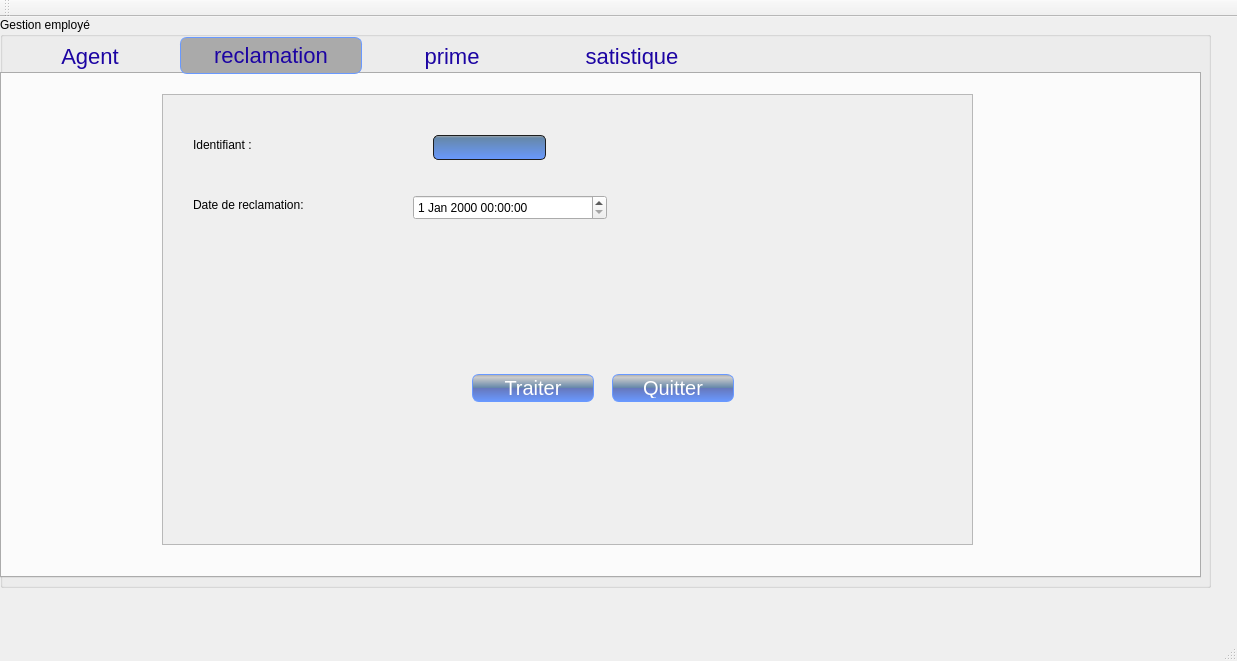
Before: the Qt Designer form mainwindow.ui in sirineghribi/SMART_RECRUITING_2A17, drawn with Qt 5.
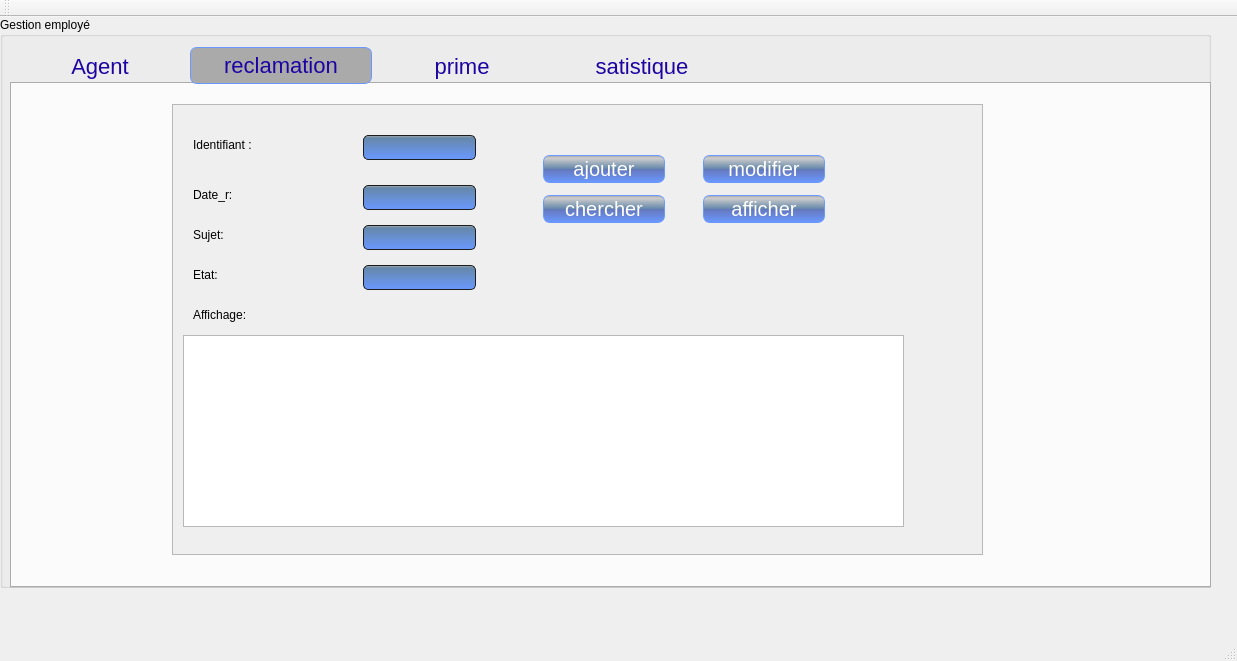
After: the same form once the commit is applied. The open tabs and pages were chosen to show the change.

The edit to the form file:
```diff
--- a/mainwindow.ui
+++ b/mainwindow.ui
@@ -85,8 +85,8 @@
     <widget class="QTabWidget" name="tabWidget">
      <property name="geometry">
       <rect>
-       <x>0</x>
-       <y>20</y>
+       <x>10</x>
+       <y>30</y>
        <width>1201</width>
        <height>541</height>
       </rect>
@@ -547,8 +547,8 @@
         <widget class="QLabel" name="label_9">
          <property name="geometry">
           <rect>
-           <x>20</x>
-           <y>10</y>
+           <x>10</x>
+           <y>290</y>
            <width>131</width>
            <height>20</height>
           </rect>
@@ -569,11 +569,11 @@
           <string>Trier employé:</string>
          </property>
         </widget>
-        <widget class="QRadioButton" name="radioButton_3">
+        <widget class="QRadioButton" name="radioButton_id">
          <property name="geometry">
           <rect>
-           <x>20</x>
-           <y>40</y>
+           <x>150</x>
+           <y>290</y>
            <width>151</width>
            <height>24</height>
           </rect>
@@ -591,33 +591,11 @@
           <string>Par identifiant</string>
          </property>
         </widget>
-        <widget class="QRadioButton" name="radioButton_4">
-         <property name="geometry">
-          <rect>
-           <x>310</x>
-           <y>40</y>
-           <width>120</width>
-           <height>24</height>
-          </rect>
-         </property>
-         <property name="font">
-          <font>
-           <weight>75</weight>
-           <bold>true</bold>
-          </font>
-         </property>
-         <property name="styleSheet">
-          <string notr="true">color: rgb(102, 133, 199);</string>
-         </property>
-         <property name="text">
-          <string>Par nom</string>
-         </property>
-        </widget>
         <widget class="QLabel" name="label_10">
          <property name="geometry">
           <rect>
-           <x>20</x>
-           <y>80</y>
+           <x>10</x>
+           <y>20</y>
            <width>111</width>
            <height>20</height>
           </rect>
@@ -642,7 +620,7 @@
          <property name="geometry">
           <rect>
            <x>10</x>
-           <y>110</y>
+           <y>50</y>
            <width>591</width>
            <height>192</height>
           </rect>
@@ -652,7 +630,7 @@
          <property name="geometry">
           <rect>
            <x>330</x>
-           <y>310</y>
+           <y>250</y>
            <width>122</width>
            <height>28</height>
           </rect>
@@ -661,11 +639,11 @@
           <string>Supprimer</string>
          </property>
         </widget>
-        <widget class="QPushButton" name="pushButton_7">
+        <widget class="QPushButton" name="pb_rechercher">
          <property name="geometry">
           <rect>
            <x>10</x>
-           <y>400</y>
+           <y>320</y>
            <width>122</width>
            <height>28</height>
           </rect>
@@ -678,7 +656,20 @@
          <property name="geometry">
           <rect>
            <x>470</x>
-           <y>310</y>
+           <y>250</y>
+           <width>113</width>
+           <height>25</height>
+          </rect>
+         </property>
+         <property name="readOnly">
+          <bool>true</bool>
+         </property>
+        </widget>
+        <widget class="QLineEdit" name="l_rechercher">
+         <property name="geometry">
+          <rect>
+           <x>150</x>
+           <y>320</y>
            <width>113</width>
            <height>25</height>
           </rect>
@@ -691,32 +682,6 @@
       <attribute name="title">
        <string>reclamation</string>
       </attribute>
-      <widget class="QPushButton" name="pushButton_8">
-       <property name="geometry">
-        <rect>
-         <x>470</x>
-         <y>300</y>
-         <width>122</width>
-         <height>28</height>
-        </rect>
-       </property>
-       <property name="text">
-        <string>Traiter</string>
-       </property>
-      </widget>
-      <widget class="QPushButton" name="pushButton_9">
-       <property name="geometry">
-        <rect>
-         <x>610</x>
-         <y>300</y>
-         <width>122</width>
-         <height>28</height>
-        </rect>
-       </property>
-       <property name="text">
-        <string>Quitter</string>
-       </property>
-      </widget>
       <widget class="QScrollArea" name="scrollArea_3">
        <property name="geometry">
         <rect>
@@ -738,11 +703,11 @@
           <height>449</height>
          </rect>
         </property>
-        <widget class="QLineEdit" name="lineEdit_7">
+        <widget class="QLineEdit" name="l_id_rec">
          <property name="geometry">
           <rect>
-           <x>270</x>
-           <y>40</y>
+           <x>190</x>
+           <y>30</y>
            <width>113</width>
            <height>25</height>
           </rect>
@@ -751,8 +716,8 @@
         <widget class="QLabel" name="label_12">
          <property name="geometry">
           <rect>
-           <x>30</x>
-           <y>40</y>
+           <x>20</x>
+           <y>30</y>
            <width>161</width>
            <height>20</height>
           </rect>
@@ -761,34 +726,152 @@
           <string>Identifiant :</string>
          </property>
         </widget>
-        <widget class="QDateTimeEdit" name="dateTimeEdit">
-         <property name="geometry">
-          <rect>
-           <x>250</x>
-           <y>100</y>
-           <width>194</width>
-           <height>25</height>
-          </rect>
-         </property>
-        </widget>
         <widget class="QLabel" name="label_14">
          <property name="geometry">
           <rect>
-           <x>30</x>
-           <y>100</y>
+           <x>20</x>
+           <y>80</y>
            <width>171</width>
            <height>20</height>
           </rect>
          </property>
          <property name="text">
-          <string>Date de reclamation:</string>
+          <string>Date_r:</string>
+         </property>
+        </widget>
+        <widget class="QLineEdit" name="ldater">
+         <property name="geometry">
+          <rect>
+           <x>190</x>
+           <y>80</y>
+           <width>113</width>
+           <height>25</height>
+          </rect>
+         </property>
+        </widget>
+        <widget class="QPushButton" name="pb_chercher_rec">
+         <property name="geometry">
+          <rect>
+           <x>370</x>
+           <y>90</y>
+           <width>122</width>
+           <height>28</height>
+          </rect>
+         </property>
+         <property name="text">
+          <string>chercher</string>
+         </property>
+        </widget>
+        <widget class="QPushButton" name="pb_afficher">
+         <property name="geometry">
+          <rect>
+           <x>530</x>
+           <y>90</y>
+           <width>122</width>
+           <height>28</height>
+          </rect>
+         </property>
+         <property name="text">
+          <string>afficher</string>
+         </property>
+        </widget>
+        <widget class="QTableWidget" name="taable_recl">
+         <property name="geometry">
+          <rect>
+           <x>10</x>
+           <y>230</y>
+           <width>721</width>
+           <height>192</height>
+          </rect>
+         </property>
+        </widget>
+        <widget class="QLabel" name="label_13">
+         <property name="geometry">
+          <rect>
+           <x>20</x>
+           <y>200</y>
+           <width>69</width>
+           <height>20</height>
+          </rect>
+         </property>
+         <property name="text">
+          <string>Affichage:</string>
+         </property>
+        </widget>
+        <widget class="QPushButton" name="pb_ajout_rec">
+         <property name="geometry">
+          <rect>
+           <x>370</x>
+           <y>50</y>
+           <width>122</width>
+           <height>28</height>
+          </rect>
+         </property>
+         <property name="text">
+          <string>ajouter</string>
+         </property>
+        </widget>
+        <widget class="QPushButton" name="pb_modi_rec">
+         <property name="geometry">
+          <rect>
+           <x>530</x>
+           <y>50</y>
+           <width>122</width>
+           <height>28</height>
+          </rect>
+         </property>
+         <property name="text">
+          <string>modifier</string>
+         </property>
+        </widget>
+        <widget class="QLineEdit" name="l_sujet">
+         <property name="geometry">
+          <rect>
+           <x>190</x>
+           <y>120</y>
+           <width>113</width>
+           <height>25</height>
+          </rect>
+         </property>
+        </widget>
+        <widget class="QLabel" name="label_19">
+         <property name="geometry">
+          <rect>
+           <x>20</x>
+           <y>120</y>
+           <width>69</width>
+           <height>20</height>
+          </rect>
+         </property>
+         <property name="text">
+          <string>Sujet:</string>
+         </property>
+        </widget>
+        <widget class="QLineEdit" name="l_etat">
+         <property name="geometry">
+          <rect>
+           <x>190</x>
+           <y>160</y>
+           <width>113</width>
+           <height>25</height>
+          </rect>
+         </property>
+        </widget>
+        <widget class="QLabel" name="label_20">
+         <property name="geometry">
+          <rect>
+           <x>20</x>
+           <y>160</y>
+           <width>69</width>
+           <height>20</height>
+          </rect>
+         </property>
+         <property name="text">
+          <string>Etat:</string>
          </property>
         </widget>
        </widget>
       </widget>
-      <zorder>scrollArea_3</zorder>
-      <zorder>pushButton_8</zorder>
-      <zorder>pushButton_9</zorder>
      </widget>
      <widget class="QWidget" name="tab_4">
       <attribute name="title">
@@ -838,16 +921,6 @@
           <string>Identifiant de l'employé:</string>
          </property>
         </widget>
-        <widget class="QSpinBox" name="spinBox">
-         <property name="geometry">
-          <rect>
-           <x>320</x>
-           <y>80</y>
-           <width>42</width>
-           <height>25</height>
-          </rect>
-         </property>
-        </widget>
         <widget class="QLabel" name="label_16">
          <property name="geometry">
           <rect>
@@ -910,6 +983,16 @@
           <string>Valider</string>
          </property>
         </widget>
+        <widget class="QLineEdit" name="lineEdit">
+         <property name="geometry">
+          <rect>
+           <x>320</x>
+           <y>80</y>
+           <width>113</width>
+           <height>25</height>
+          </rect>
+         </property>
+        </widget>
        </widget>
       </widget>
      </widget>
```
